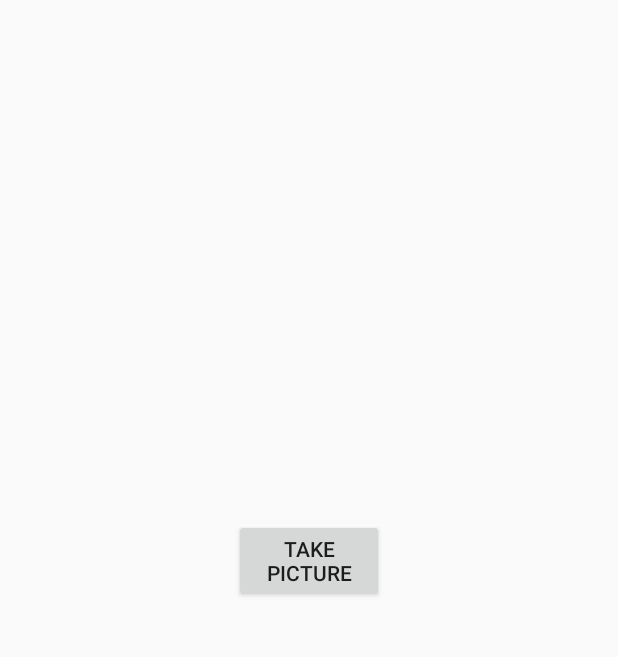
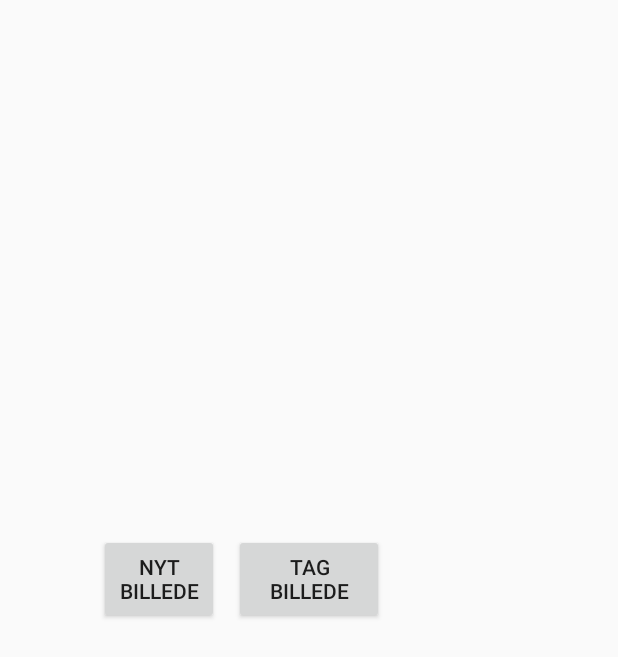
Before and after one commit to wintheer/Densiometer, an Android app: the layout activity_main.xml on its own in the app's theme, with its tools: preview values and no code run, on a phone screen of 412 x 824 dp. Shown: the top 657 px of the screen. Run offline under Robolectric (Android 15) with nearby library versions, the phone set to English and light mode, and no system bars.

Commit message:
Added non-functional button for taking a new picture. App can now resume to main activity without a crash.

```diff
--- a/app/src/main/java/com/example/winther/densiometer/MainActivity.java
+++ b/app/src/main/java/com/example/winther/densiometer/MainActivity.java
@@ -83,7 +83,7 @@ public class MainActivity extends AppCompatActivity {
     public static Camera getCameraInstance(){
         Camera cam = null;
         try {
-            cam = Camera.open(1); // attempt to get a Camera instance
+            cam = Camera.open(1); // Opens front-camera (value 1)
         }
         catch (Exception e){
             // Camera is not available (in use or does not exist)
@@ -148,13 +148,24 @@ public class MainActivity extends AppCompatActivity {
     }
 
     @Override
+    protected void onResume() {
+        super.onResume();
+    }
+
+    @Override
     protected void onDestroy() {
         super.onDestroy();
+        if (mCamera != null) {
+            mCamera.stopPreview();
+            mCamera.setPreviewCallback(null);
+
+            mCamera.release();
+            mCamera = null;
+        }
     }
 
     @Override
     protected void onPause() {
         super.onPause();
     }
-
 }
--- a/app/src/main/java/com/example/winther/densiometer/Preview.java
+++ b/app/src/main/java/com/example/winther/densiometer/Preview.java
@@ -76,13 +76,7 @@ class Preview extends SurfaceView implements SurfaceHolder.Callback {
 
     @Override
     public void surfaceDestroyed (SurfaceHolder holder){
-        if (mCamera != null) {
-            mCamera.stopPreview();
-            mCamera.setPreviewCallback(null);
 
-            mCamera.release();
-            mCamera = null;
-        }
     }
 
     @Override
--- a/app/src/main/res/layout/activity_main.xml
+++ b/app/src/main/res/layout/activity_main.xml
@@ -21,7 +21,26 @@
         android:id="@+id/button_capture"
         android:layout_centerHorizontal="true"
         android:layout_width="100dp"
-        android:layout_height="wrap_content"
-        android:text="Take Picture"
-        android:layout_below="@+id/camera_preview"/>
+        android:layout_height="60dp"
+        android:text="Tag Billede"
+        android:layout_below="@+id/camera_preview"
+        android:layout_marginLeft="10dp"
+        android:layout_marginBottom="10dp"
+        android:layout_marginTop="10dp"/>
+
+    <Button
+        android:text="Nyt billede"
+        android:id="@+id/release_preview"
+        android:layout_width="80dp"
+        android:layout_height="60dp"
+        android:layout_below="@+id/camera_preview"
+        android:layout_toLeftOf="@id/button_capture"
+        android:layout_marginTop="10dp"/>
+
+
+    <TextView
+        android:layout_width="100dp"
+        android:layout_height="60dp"
+        android:layout_below="@id/button_capture"
+        android:layout_centerHorizontal="true"/>
 </RelativeLayout>
```
